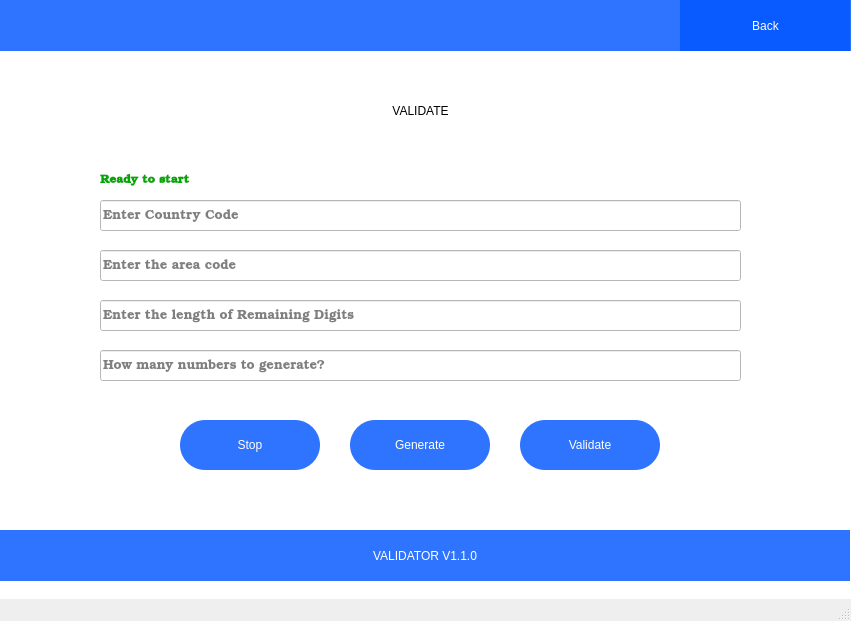
This is validator.ui in josanta/phone-gen-verify as Qt 5 draws it before an edit. The edited form follows.
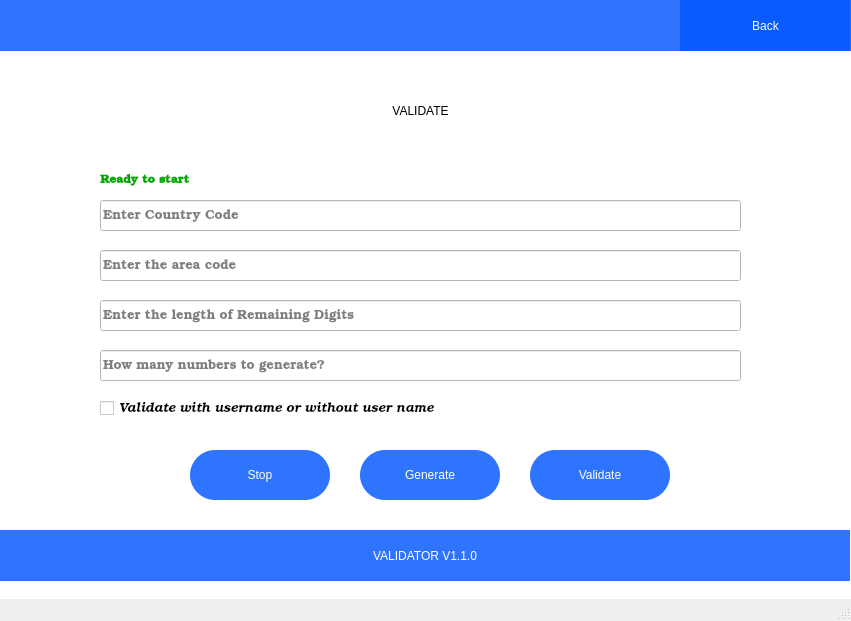
This is the edited form.

```diff
--- a/validator.ui
+++ b/validator.ui
@@ -197,8 +197,8 @@
     <widget class="QPushButton" name="generate_btn">
      <property name="geometry">
       <rect>
-       <x>350</x>
-       <y>420</y>
+       <x>360</x>
+       <y>450</y>
        <width>140</width>
        <height>50</height>
       </rect>
@@ -223,8 +223,8 @@
     <widget class="QPushButton" name="validate_btn">
      <property name="geometry">
       <rect>
-       <x>520</x>
-       <y>420</y>
+       <x>530</x>
+       <y>450</y>
        <width>140</width>
        <height>50</height>
       </rect>
@@ -274,8 +274,8 @@
     <widget class="QPushButton" name="close_btn">
      <property name="geometry">
       <rect>
-       <x>180</x>
-       <y>420</y>
+       <x>190</x>
+       <y>450</y>
        <width>140</width>
        <height>50</height>
       </rect>
@@ -297,6 +297,28 @@
       <string>Stop</string>
      </property>
     </widget>
+    <widget class="QCheckBox" name="validate_check">
+     <property name="geometry">
+      <rect>
+       <x>100</x>
+       <y>400</y>
+       <width>641</width>
+       <height>17</height>
+      </rect>
+     </property>
+     <property name="font">
+      <font>
+       <family>Bookman Old Style</family>
+       <pointsize>10</pointsize>
+       <weight>50</weight>
+       <italic>true</italic>
+       <bold>false</bold>
+      </font>
+     </property>
+     <property name="text">
+      <string>Validate with username or without user name</string>
+     </property>
+    </widget>
    </widget>
   </widget>
   <widget class="QMenuBar" name="menubar">
```
